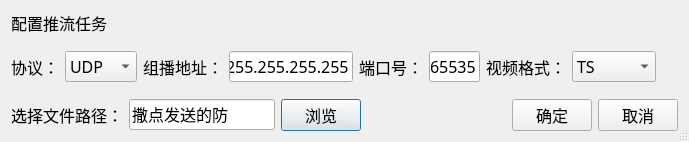
The window that ui/addTask.ui (Reinering/stream-sender) describes before a commit, drawn with Qt 5.
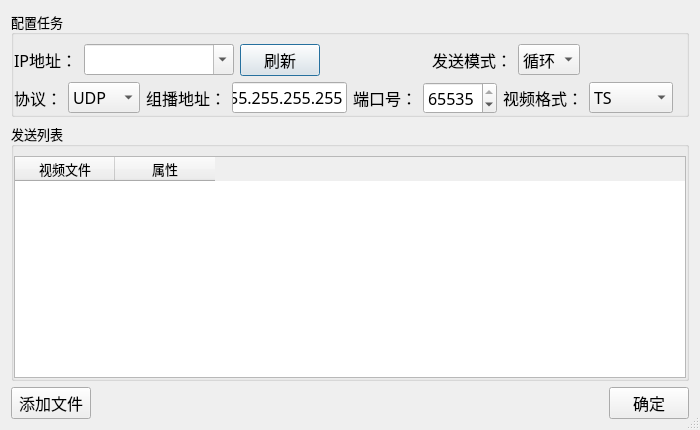
The same window after the commit.

Patch:
```diff
--- a/ui/addTask.ui
+++ b/ui/addTask.ui
@@ -6,21 +6,50 @@
    <rect>
     <x>0</x>
     <y>0</y>
-    <width>689</width>
-    <height>142</height>
+    <width>700</width>
+    <height>430</height>
    </rect>
   </property>
+  <property name="font">
+   <font>
+    <family>微软雅黑</family>
+   </font>
+  </property>
   <property name="windowTitle">
    <string>Dialog</string>
   </property>
   <property name="sizeGripEnabled">
    <bool>true</bool>
   </property>
+  <layout class="QGridLayout" name="gridLayout_3">
+   <item row="0" column="0">
+    <widget class="QGroupBox" name="groupBox">
+     <property name="font">
+      <font>
+       <family>微软雅黑</family>
+       <pointsize>10</pointsize>
+      </font>
+     </property>
+     <property name="title">
+      <string>配置任务</string>
+     </property>
   <layout class="QGridLayout" name="gridLayout">
+      <property name="leftMargin">
+       <number>0</number>
+      </property>
+      <property name="topMargin">
+       <number>9</number>
+      </property>
+      <property name="rightMargin">
+       <number>0</number>
+      </property>
+      <property name="bottomMargin">
+       <number>0</number>
+      </property>
    <item row="0" column="0">
-    <layout class="QVBoxLayout" name="verticalLayout">
+       <layout class="QHBoxLayout" name="horizontalLayout_7">
      <item>
-      <layout class="QHBoxLayout" name="horizontalLayout_2">
+         <layout class="QHBoxLayout" name="horizontalLayout_5">
        <item>
         <widget class="QLabel" name="label">
          <property name="font">
@@ -30,12 +59,44 @@
           </font>
          </property>
          <property name="text">
-          <string>配置推流任务</string>
+             <string>IP地址：</string>
          </property>
         </widget>
        </item>
        <item>
-        <spacer name="horizontalSpacer">
+           <widget class="QComboBox" name="comboBox_ip">
+            <property name="minimumSize">
+             <size>
+              <width>150</width>
+              <height>0</height>
+             </size>
+            </property>
+            <property name="font">
+             <font>
+              <family>微软雅黑</family>
+              <pointsize>12</pointsize>
+             </font>
+            </property>
+            <property name="editable">
+             <bool>true</bool>
+            </property>
+           </widget>
+          </item>
+          <item>
+           <widget class="QPushButton" name="pushButton_refresh">
+            <property name="font">
+             <font>
+              <family>微软雅黑</family>
+              <pointsize>12</pointsize>
+             </font>
+            </property>
+            <property name="text">
+             <string>刷新</string>
+            </property>
+           </widget>
+          </item>
+          <item>
+           <spacer name="horizontalSpacer_11">
          <property name="orientation">
           <enum>Qt::Horizontal</enum>
          </property>
@@ -47,22 +108,56 @@
          </property>
         </spacer>
        </item>
-      </layout>
+          <item>
+           <widget class="QLabel" name="label_8">
+            <property name="font">
+             <font>
+              <family>微软雅黑</family>
+              <pointsize>12</pointsize>
+             </font>
+            </property>
+            <property name="text">
+             <string>发送模式：</string>
+            </property>
+           </widget>
      </item>
      <item>
-      <spacer name="verticalSpacer">
+           <widget class="QComboBox" name="comboBox_sendMode">
+            <property name="font">
+             <font>
+              <pointsize>12</pointsize>
+             </font>
+            </property>
+            <item>
+             <property name="text">
+              <string>循环</string>
+             </property>
+            </item>
+            <item>
+             <property name="text">
+              <string>单次</string>
+             </property>
+            </item>
+           </widget>
+          </item>
+          <item>
+           <spacer name="horizontalSpacer_10">
        <property name="orientation">
-        <enum>Qt::Vertical</enum>
+             <enum>Qt::Horizontal</enum>
        </property>
        <property name="sizeHint" stdset="0">
         <size>
-         <width>20</width>
-         <height>40</height>
+              <width>40</width>
+              <height>20</height>
         </size>
        </property>
       </spacer>
      </item>
-     <item>
+         </layout>
+        </item>
+       </layout>
+      </item>
+      <item row="1" column="0">
       <layout class="QHBoxLayout" name="horizontalLayout">
        <item>
         <widget class="QLabel" name="label_3">
@@ -148,21 +243,20 @@
         </widget>
        </item>
        <item>
-        <widget class="QLineEdit" name="lineEdit_port">
-         <property name="maximumSize">
-          <size>
-           <width>70</width>
-           <height>16777215</height>
-          </size>
-         </property>
+         <widget class="QSpinBox" name="spinBox_port">
          <property name="font">
           <font>
-           <family>微软雅黑</family>
            <pointsize>12</pointsize>
           </font>
          </property>
-         <property name="text">
-          <string>65535</string>
+          <property name="minimum">
+           <number>1000</number>
+          </property>
+          <property name="maximum">
+           <number>65535</number>
+          </property>
+          <property name="value">
+           <number>65535</number>
          </property>
         </widget>
        </item>
@@ -214,47 +308,69 @@
        </item>
       </layout>
      </item>
-     <item>
-      <spacer name="verticalSpacer_2">
-       <property name="orientation">
-        <enum>Qt::Vertical</enum>
-       </property>
-       <property name="sizeHint" stdset="0">
-        <size>
-         <width>20</width>
-         <height>40</height>
-        </size>
-       </property>
-      </spacer>
-     </item>
-     <item>
+     </layout>
+    </widget>
+   </item>
+   <item row="1" column="0">
+    <widget class="QGroupBox" name="groupBox_2">
+     <property name="font">
+      <font>
+       <pointsize>10</pointsize>
+      </font>
+     </property>
+     <property name="title">
+      <string>发送列表</string>
+     </property>
+     <layout class="QGridLayout" name="gridLayout_2">
+      <property name="leftMargin">
+       <number>0</number>
+      </property>
+      <property name="rightMargin">
+       <number>0</number>
+      </property>
+      <property name="bottomMargin">
+       <number>0</number>
+      </property>
+      <item row="0" column="1">
+       <widget class="QTableWidget" name="tableWidget">
+        <property name="font">
+         <font>
+          <family>微软雅黑</family>
+          <pointsize>10</pointsize>
+         </font>
+        </property>
+        <property name="editTriggers">
+         <set>QAbstractItemView::NoEditTriggers</set>
+        </property>
+        <column>
+         <property name="text">
+          <string>视频文件</string>
+         </property>
+         <property name="font">
+          <font>
+           <family>微软雅黑</family>
+           <pointsize>10</pointsize>
+          </font>
+         </property>
+        </column>
+        <column>
+         <property name="text">
+          <string>属性</string>
+         </property>
+         <property name="font">
+          <font>
+           <family>微软雅黑</family>
+           <pointsize>10</pointsize>
+          </font>
+         </property>
+        </column>
+       </widget>
+      </item>
+     </layout>
+    </widget>
+   </item>
+   <item row="2" column="0">
       <layout class="QHBoxLayout" name="horizontalLayout_3">
-       <item>
-        <widget class="QLabel" name="label_5">
-         <property name="font">
-          <font>
-           <family>微软雅黑</family>
-           <pointsize>12</pointsize>
-          </font>
-         </property>
-         <property name="text">
-          <string>选择文件路径：</string>
-         </property>
-        </widget>
-       </item>
-       <item>
-        <widget class="QLineEdit" name="lineEdit_path">
-         <property name="font">
-          <font>
-           <family>微软雅黑</family>
-           <pointsize>12</pointsize>
-          </font>
-         </property>
-         <property name="text">
-          <string>撒点发送的防</string>
-         </property>
-        </widget>
-       </item>
        <item>
         <widget class="QPushButton" name="pushButton_openPath">
          <property name="font">
@@ -264,12 +380,77 @@
           </font>
          </property>
          <property name="text">
-          <string>浏览</string>
+        <string>添加文件</string>
          </property>
         </widget>
        </item>
        <item>
-        <spacer name="horizontalSpacer_2">
+      <spacer name="horizontalSpacer_5">
+       <property name="orientation">
+        <enum>Qt::Horizontal</enum>
+       </property>
+       <property name="sizeHint" stdset="0">
+        <size>
+         <width>40</width>
+         <height>20</height>
+        </size>
+       </property>
+      </spacer>
+     </item>
+     <item>
+      <spacer name="horizontalSpacer_6">
+       <property name="orientation">
+        <enum>Qt::Horizontal</enum>
+       </property>
+       <property name="sizeHint" stdset="0">
+        <size>
+         <width>40</width>
+         <height>20</height>
+        </size>
+       </property>
+      </spacer>
+     </item>
+     <item>
+      <spacer name="horizontalSpacer_7">
+       <property name="orientation">
+        <enum>Qt::Horizontal</enum>
+       </property>
+       <property name="sizeHint" stdset="0">
+        <size>
+         <width>40</width>
+         <height>20</height>
+        </size>
+       </property>
+      </spacer>
+     </item>
+     <item>
+      <spacer name="horizontalSpacer_8">
+       <property name="orientation">
+        <enum>Qt::Horizontal</enum>
+       </property>
+       <property name="sizeHint" stdset="0">
+        <size>
+         <width>40</width>
+         <height>20</height>
+        </size>
+       </property>
+      </spacer>
+     </item>
+     <item>
+      <spacer name="horizontalSpacer_9">
+       <property name="orientation">
+        <enum>Qt::Horizontal</enum>
+       </property>
+       <property name="sizeHint" stdset="0">
+        <size>
+         <width>40</width>
+         <height>20</height>
+        </size>
+       </property>
+      </spacer>
+     </item>
+     <item>
+      <spacer name="horizontalSpacer">
          <property name="orientation">
           <enum>Qt::Horizontal</enum>
          </property>
@@ -293,21 +474,6 @@
           <string>确定</string>
          </property>
         </widget>
-       </item>
-       <item>
-        <widget class="QPushButton" name="pushButton_cancel">
-         <property name="font">
-          <font>
-           <family>微软雅黑</family>
-           <pointsize>12</pointsize>
-          </font>
-         </property>
-         <property name="text">
-          <string>取消</string>
-         </property>
-        </widget>
-       </item>
-      </layout>
      </item>
     </layout>
    </item>
```
Left out of the diff: 4 changed lines with no effect on the pictures. Lines whose indentation alone changed are shown as unchanged.
